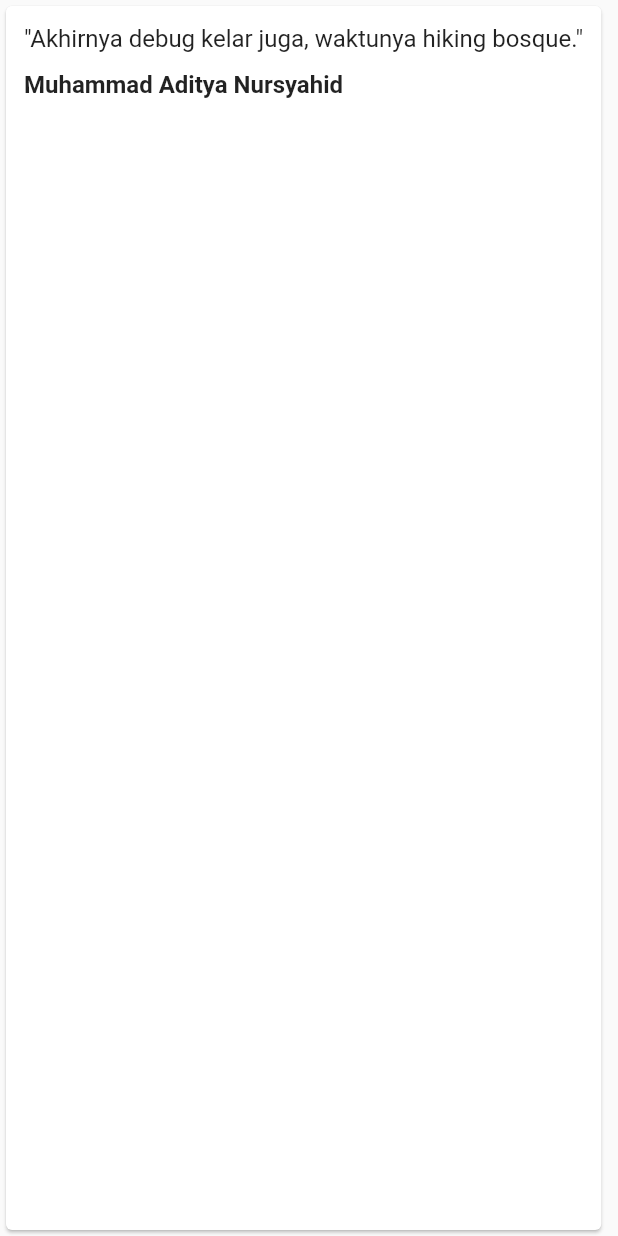
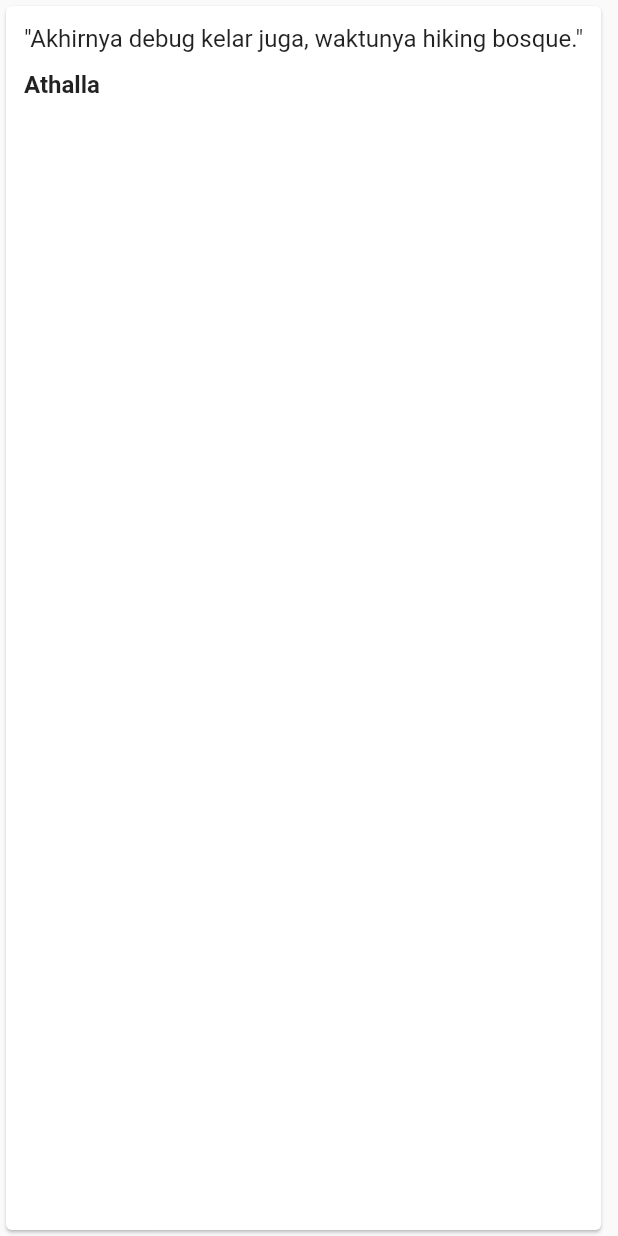
Before and after one commit to devinaats/tubes_apb, a Flutter app: the QuoteCard widget shown alone on an empty page, opened directly, on a phone screen of 412 x 824 dp. Run offline on Flutter 3.47's test engine with Material 2 defaults, Android fonts, the phone set to English and light mode, and no system bars.

Commit message:
QuoteCard.dart

```diff
--- a/lib/wisata/Widget/QuoteCard.dart
+++ b/lib/wisata/Widget/QuoteCard.dart
@@ -12,7 +12,7 @@ Widget QuoteCard() => Card(
         ),
         const SizedBox(height: 12),
         Text(
-          'Muhammad Aditya Nursyahid',
+          'Athalla',
           style: TextStyle(fontSize: 16, fontWeight: FontWeight.bold),
         ),
       ],
```
